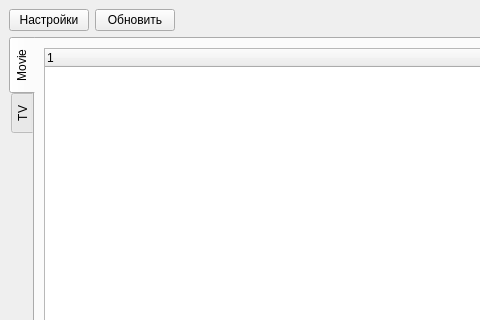
Old version of the form mainwindow.ui in the repository DmitriusFalse/mediaFinder; both pictures show x 0 to 480 and y 0 to 320 of the 1191 by 922 pixel window.
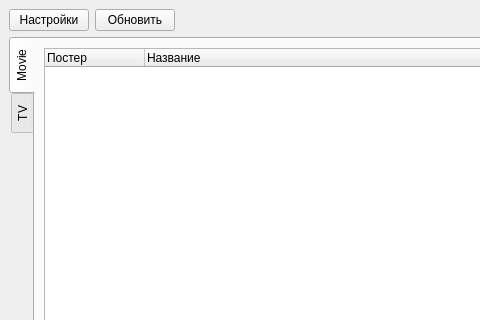
New version of the form.

Diff of the .ui file:
```diff
--- a/mainwindow.ui
+++ b/mainwindow.ui
@@ -33,7 +33,18 @@
           <item>
            <layout class="QHBoxLayout" name="horizontalLayout_2">
             <item>
-             <widget class="QTreeWidget" name="listMovieLibrary"/>
+             <widget class="QTreeWidget" name="listMovieLibrary">
+              <column>
+               <property name="text">
+                <string>Постер</string>
+               </property>
+              </column>
+              <column>
+               <property name="text">
+                <string>Название</string>
+               </property>
+              </column>
+             </widget>
             </item>
            </layout>
           </item>
```
